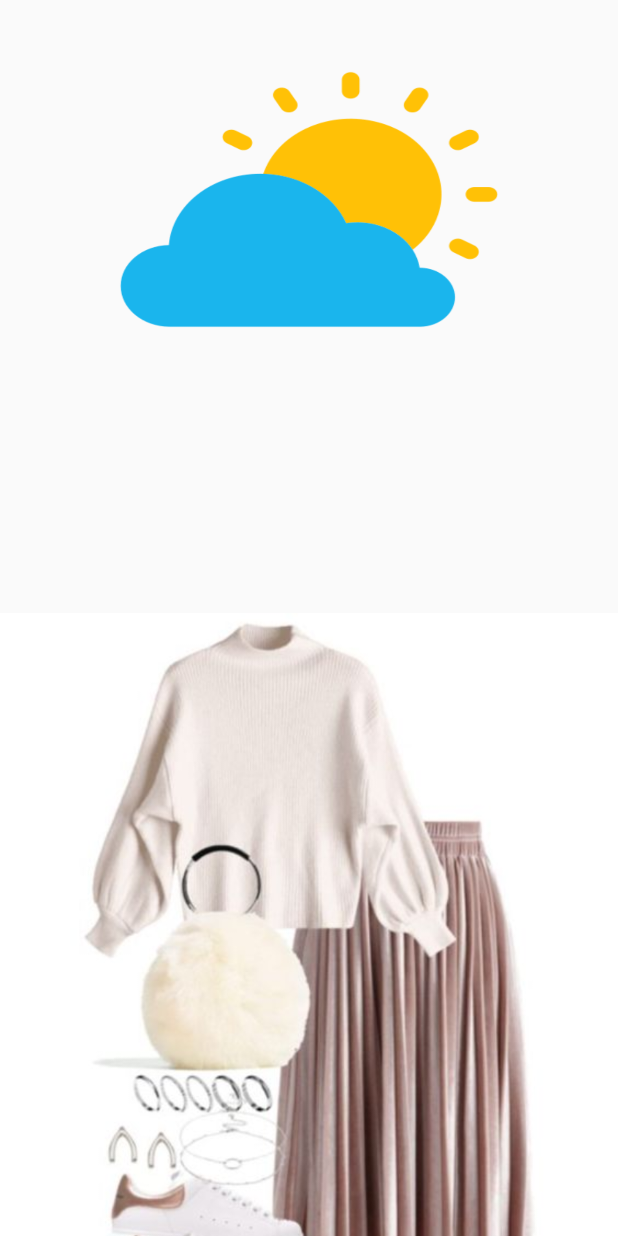
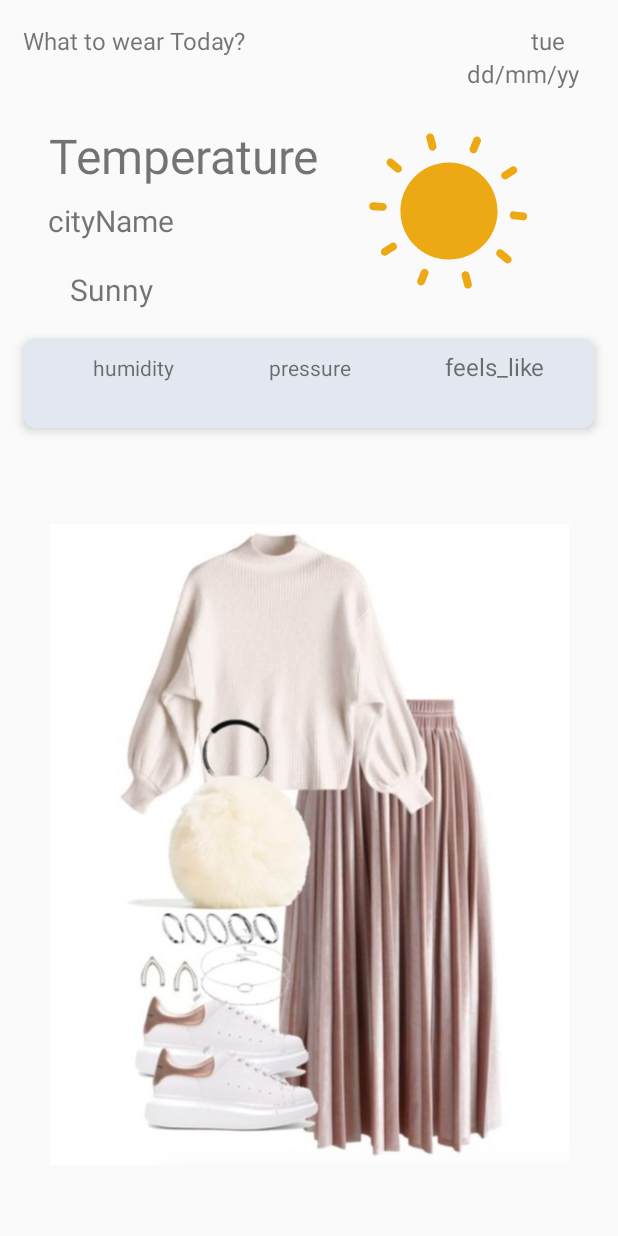
Before and after one commit to RehabFakhry/Outfit-Suggestion-Weather-App, an Android app: the screen it shows after launch (MainActivity), on a phone screen of 412 x 824 dp. Run offline under Robolectric (Android 15) with nearby library versions, the phone set to English and light mode, and no system bars.

Commit message:
create ui design

```diff
--- a/app/src/main/res/layout/activity_main.xml
+++ b/app/src/main/res/layout/activity_main.xml
@@ -1,67 +1,159 @@
 <?xml version="1.0" encoding="utf-8"?>
 
 <androidx.constraintlayout.widget.ConstraintLayout xmlns:android="http://schemas.android.com/apk/res/android"
-    xmlns:tools="http://schemas.android.com/tools"
+    xmlns:app="http://schemas.android.com/apk/res-auto"
     android:layout_width="match_parent"
-    android:layout_height="match_parent"
-    xmlns:app="http://schemas.android.com/apk/res-auto">
-
-    <!--    android:background="@color/purple_600"-->
-    <!--    <View-->
-    <!--        android:id="@+id/view"-->
-    <!--        android:layout_width="match_parent"-->
-    <!--        android:layout_height="250dp"-->
-    <!--        android:background="@color/purple_600"-->
-    <!--        app:layout_constraintStart_toStartOf="parent"-->
-    <!--        app:layout_constraintEnd_toEndOf="parent"-->
-    <!--        app:layout_constraintTop_toTopOf="parent"/>-->
-
-    <com.google.android.material.imageview.ShapeableImageView
-        android:id="@+id/imageView_weather"
-        android:layout_width="300dp"
-        android:layout_height="250dp"
-        android:background="@drawable/img"
-        android:layout_margin="@dimen/spacing_small"
-        app:layout_constraintTop_toTopOf="parent"
-        app:layout_constraintStart_toStartOf="parent"
-        app:layout_constraintEnd_toEndOf="parent"/>
+    android:layout_height="match_parent">
 
     <androidx.appcompat.widget.AppCompatTextView
-        android:id="@+id/textView"
+        android:id="@+id/textView_morning"
+        android:layout_width="wrap_content"
+        android:layout_height="wrap_content"
+        android:layout_marginTop="@dimen/spacing_medium"
+        android:text="@string/what_to_wear_today"
+        android:textSize="@dimen/text_medium"
+        app:layout_constraintEnd_toEndOf="parent"
+        app:layout_constraintHorizontal_bias="0.057"
+        app:layout_constraintStart_toStartOf="parent"
+        app:layout_constraintTop_toTopOf="parent" />
+
+    <androidx.appcompat.widget.AppCompatTextView
+        android:id="@+id/textView_current_day"
+        android:layout_width="wrap_content"
+        android:layout_height="wrap_content"
+        android:layout_marginStart="@dimen/spacing_giant"
+        android:layout_marginTop="@dimen/spacing_medium"
+        android:text="@string/current_day"
+        android:textSize="@dimen/text_medium"
+        app:layout_constraintEnd_toEndOf="parent"
+        app:layout_constraintHorizontal_bias="0.818"
+        app:layout_constraintStart_toEndOf="@+id/textView_morning"
+        app:layout_constraintTop_toTopOf="parent" />
+
+    <androidx.appcompat.widget.AppCompatTextView
+        android:id="@+id/textView_current_date"
+        android:layout_width="wrap_content"
+        android:layout_height="wrap_content"
+        android:layout_marginStart="@dimen/spacing_giant"
+        android:text="@string/current_date"
+        android:textSize="@dimen/text_medium"
+        app:layout_constraintEnd_toEndOf="parent"
+        app:layout_constraintHorizontal_bias="0.818"
+        app:layout_constraintStart_toEndOf="@+id/textView_morning"
+        app:layout_constraintTop_toBottomOf="@+id/textView_current_day" />
+
+    <androidx.appcompat.widget.AppCompatTextView
+        android:id="@+id/textView_description"
+        android:layout_width="wrap_content"
+        android:layout_height="wrap_content"
+        android:layout_marginVertical="@dimen/spacing_medium"
+        android:text="@string/sunny"
+        android:layout_gravity="center"
+        android:textSize="@dimen/text_large"
+        app:layout_constraintBottom_toTopOf="@+id/cardView_weather"
+        app:layout_constraintEnd_toEndOf="@+id/textView_cityName"
+        app:layout_constraintStart_toStartOf="@+id/textView_cityName"
+        app:layout_constraintTop_toBottomOf="@+id/textView_cityName"
+        app:layout_constraintVertical_bias="0.447" />
+
+    <com.airbnb.lottie.LottieAnimationView
+        android:id="@+id/lottie_weather"
+        android:layout_width="188dp"
+        android:layout_height="129dp"
+        android:layout_marginEnd="@dimen/spacing_medium"
+        android:layout_marginTop="@dimen/spacing_medium"
+        app:layout_constraintEnd_toEndOf="parent"
+        app:layout_constraintHorizontal_bias="0.976"
+        app:layout_constraintStart_toEndOf="@+id/textView_description"
+        app:layout_constraintTop_toBottomOf="@+id/textView_current_date"
+        app:lottie_autoPlay="true"
+        app:lottie_loop="true"
+        app:lottie_rawRes="@raw/sunny" />
+
+    <androidx.appcompat.widget.AppCompatTextView
+        android:id="@+id/textView_temperature"
         android:layout_width="wrap_content"
         android:layout_height="wrap_content"
         android:layout_centerInParent="true"
+        android:layout_marginStart="@dimen/spacing_giant"
+        android:layout_marginTop="44dp"
+        android:gravity="center"
+        android:text="@string/tempertaure"
+        android:textSize="@dimen/text_giant"
+        app:layout_constraintStart_toStartOf="parent"
+        app:layout_constraintTop_toBottomOf="@+id/textView_morning" />
+
+    <androidx.appcompat.widget.AppCompatTextView
+        android:id="@+id/textView_cityName"
+        android:layout_width="wrap_content"
+        android:layout_height="wrap_content"
+        android:layout_centerInParent="true"
+        android:layout_marginStart="@dimen/spacing_giant"
         android:layout_marginTop="@dimen/spacing_small"
         android:gravity="center"
-        android:textSize="24sp"
-        android:textColor="@color/black"
+        android:text="@string/cityname"
+        android:textSize="@dimen/text_large"
+        app:layout_constraintStart_toStartOf="parent"
+        app:layout_constraintTop_toBottomOf="@+id/textView_temperature" />
+
+    <androidx.cardview.widget.CardView
+        android:id="@+id/cardView_weather"
+        android:layout_width="match_parent"
+        android:layout_height="wrap_content"
+        android:layout_marginHorizontal="@dimen/spacing_medium"
+        app:cardCornerRadius="8dp"
+        app:cardElevation="4dp"
+        android:layout_marginTop="@dimen/spacing_large"
         app:layout_constraintEnd_toEndOf="parent"
-        app:layout_constraintHorizontal_bias="0.497"
         app:layout_constraintStart_toStartOf="parent"
-        app:layout_constraintTop_toBottomOf="@+id/imageView_weather" />
+        app:layout_constraintTop_toBottomOf="@+id/lottie_weather">
+
+        <LinearLayout
+            android:layout_width="match_parent"
+            android:layout_height="60dp"
+            android:orientation="horizontal"
+            android:padding="@dimen/spacing_small"
+            android:background="@color/purple_700">
+
+            <TextView
+                android:id="@+id/textView_humidity"
+                android:layout_width="0dp"
+                android:layout_height="wrap_content"
+                android:layout_weight="1"
+                android:gravity="center"
+                android:paddingStart="@dimen/spacing_small"
+                android:text="@string/humidity" />
+
+            <TextView
+                android:id="@+id/textView_pressure"
+                android:layout_width="0dp"
+                android:layout_height="wrap_content"
+                android:layout_weight="1"
+                android:gravity="center"
+                android:text="@string/pressure" />
+
+            <TextView
+                android:id="@+id/textView_feels_like"
+                android:layout_width="0dp"
+                android:layout_height="wrap_content"
+                android:gravity="center"
+                android:layout_weight="1"
+                android:paddingStart="@dimen/spacing_tiny"
+                android:text="@string/feels_like"
+                android:textSize="@dimen/text_medium" />
+
+        </LinearLayout>
+
+    </androidx.cardview.widget.CardView>
 
     <com.google.android.material.imageview.ShapeableImageView
         android:id="@+id/imageView_outfit"
-        android:layout_width="wrap_content"
-        android:layout_height="wrap_content"
+        android:layout_width="370dp"
+        android:layout_height="427dp"
         android:layout_marginTop="@dimen/spacing_medium"
-        app:layout_constraintTop_toBottomOf="@+id/textView"
+        app:layout_constraintBottom_toBottomOf="parent"
+        app:layout_constraintEnd_toEndOf="parent"
         app:layout_constraintStart_toStartOf="parent"
-        app:layout_constraintEnd_toEndOf="parent"/>
-
-    <!--    <androidx.recyclerview.widget.RecyclerView-->
-    <!--        android:id="@+id/recyclerView_clothes"-->
-    <!--        android:layout_width="383dp"-->
-    <!--        android:layout_height="460dp"-->
-    <!--        android:layout_marginHorizontal="@dimen/spacing_medium"-->
-    <!--        android:layout_marginTop="@dimen/spacing_medium"-->
-    <!--        android:orientation="horizontal"-->
-    <!--        app:layoutManager="androidx.recyclerview.widget.LinearLayoutManager"-->
-    <!--        app:layout_constraintBottom_toBottomOf="parent"-->
-    <!--        app:layout_constraintStart_toStartOf="parent"-->
-    <!--        app:layout_constraintTop_toBottomOf="@+id/view"-->
-    <!--        app:layout_constraintVertical_bias="0.0"-->
-    <!--        app:spanCount="1"-->
-    <!--        tools:listitem="@layout/item_clothes" />-->
+        app:layout_constraintTop_toBottomOf="@+id/cardView_weather" />
 
 </androidx.constraintlayout.widget.ConstraintLayout>
```
